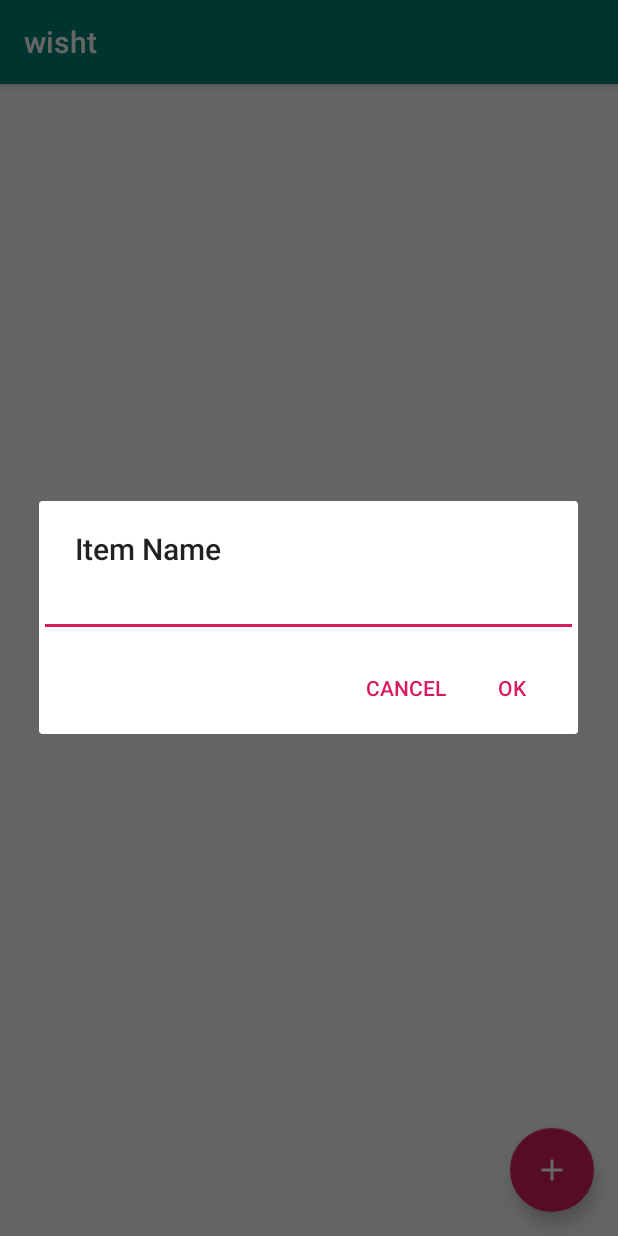
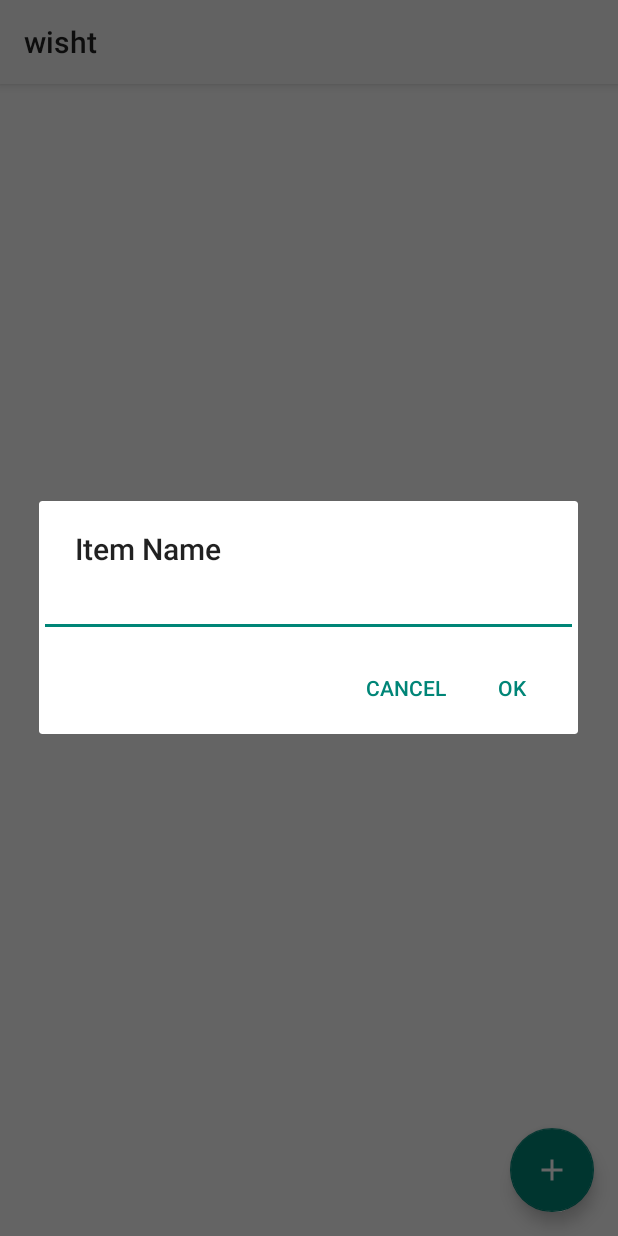
Before and after one commit to aksherb/elfed, an Android app: the MyListActivity screen opened directly, with no data from a screen before it, after a tap on an icon or button, on a phone screen of 412 x 824 dp. Run offline under Robolectric (Android 15) with nearby library versions, the phone set to English and light mode, and no system bars; our stand-ins replace Firebase (no records; nobody signed in at launch, a user with empty details on screens opened directly); Roboto replaces fonts that are not available here.

Commit message:
Fix My List margins
Design:
- default activities to not display an ActionBar by setting the theme to
NoActionBar. That way we can add our own Toolbar to each activity
individually
- don't display any Toolbar on MainActivity
- explicitly add the Toolbar so that we can constrain other elements in
the layout to it (i.e., make it so that the Toolbar doesn't cover up
things beneath it).
- add nested ContraintLayout to constrain the list view to the bottom of
the Toolbar
- add padding to list items instead of margin since margin creates space
between elements, while padding makes the actual element bigger. The
reason we don't want space in between elements is that that space is not
clickable. By using padding, the whole element (list item) fills up the
space (gets bigger), which means the user can tap anywhere on the item
to result in an "onClick" for that item.

Testing: tested on Moto g5 plus and Pixel 2 with 12 items in the list.
List becomes scrollable when there are too many to fit in the screen.

```diff
--- a/app/src/main/AndroidManifest.xml
+++ b/app/src/main/AndroidManifest.xml
@@ -8,7 +8,7 @@
         android:label="@string/app_name"
         android:roundIcon="@mipmap/ic_launcher_round"
         android:supportsRtl="true"
-        android:theme="@style/AppTheme" >
+        android:theme="@style/Theme.AppCompat.Light.NoActionBar" >
         <activity android:name="com.sherblabs.wisht.activities.MyListActivity" >
         </activity>
         <activity android:name="com.sherblabs.wisht.activities.MainActivity" >
--- a/app/src/main/java/com/sherblabs/wisht/activities/MainActivity.kt
+++ b/app/src/main/java/com/sherblabs/wisht/activities/MainActivity.kt
@@ -1,12 +1,12 @@
 package com.sherblabs.wisht.activities
 
 import android.accounts.AccountManager
+import android.app.Activity
 import android.content.Context
 import android.content.Intent
 import android.content.SharedPreferences
 import android.os.Bundle
 import android.view.View
-import androidx.appcompat.app.AppCompatActivity
 import com.sherblabs.wisht.R
 import org.apache.commons.codec.binary.Hex
 import org.apache.commons.codec.digest.DigestUtils
@@ -14,7 +14,7 @@ import org.apache.commons.codec.digest.DigestUtils
 const val CURRENT_USERNAME_KEY = "current_user"
 const val DEFAULT_USERNAME = "default_user"
 
-class MainActivity : AppCompatActivity() {
+class MainActivity : Activity() {
 
     override fun onCreate(savedInstanceState: Bundle?) {
         // test comment.
--- a/app/src/main/java/com/sherblabs/wisht/activities/MyListActivity.kt
+++ b/app/src/main/java/com/sherblabs/wisht/activities/MyListActivity.kt
@@ -18,6 +18,7 @@ class MyListActivity : AppCompatActivity() {
     override fun onCreate(savedInstanceState: Bundle?) {
         super.onCreate(savedInstanceState)
         setContentView(R.layout.activity_my_list)
+        setSupportActionBar(findViewById(R.id.my_toolbar))
 
         val username = intent.getStringExtra(CURRENT_USERNAME_KEY) ?: DEFAULT_USERNAME
         wishList = WishListController(username, ::refreshListView)
--- a/app/src/main/res/layout/activity_my_list.xml
+++ b/app/src/main/res/layout/activity_my_list.xml
@@ -7,17 +7,28 @@
     android:layout_height="match_parent"
     tools:context=".activities.MyListActivity">
 
-    <ListView
-        android:id="@+id/listView"
-        android:layout_width="393dp"
-        android:layout_height="665dp"
-        android:layout_marginStart="16dp"
-        android:layout_marginTop="64dp"
-        app:layout_constraintBottom_toBottomOf="parent"
-        app:layout_constraintEnd_toEndOf="parent"
-        app:layout_constraintStart_toStartOf="parent"
-        app:layout_constraintTop_toTopOf="parent">
-    </ListView>
+    <androidx.appcompat.widget.Toolbar
+        android:id="@+id/my_toolbar"
+        android:layout_width="match_parent"
+        android:layout_height="?attr/actionBarSize"
+        android:background="?attr/colorPrimary"
+        android:elevation="4dp"
+        android:theme="@style/ThemeOverlay.AppCompat.ActionBar"
+        app:popupTheme="@style/ThemeOverlay.AppCompat.Light"
+        tools:ignore="MissingConstraints" />
+
+    <androidx.constraintlayout.widget.ConstraintLayout
+        android:layout_width="match_parent"
+        android:layout_height="wrap_content"
+        app:layout_constraintTop_toBottomOf="@+id/my_toolbar">
+
+        <ListView
+            android:id="@+id/listView"
+            android:layout_width="429dp"
+            android:layout_height="wrap_content"
+            tools:ignore="MissingConstraints"
+            tools:layout_editor_absoluteY="394dp" />
+    </androidx.constraintlayout.widget.ConstraintLayout>
 
     <com.google.android.material.floatingactionbutton.FloatingActionButton
         android:id="@+id/floatingActionButton"
--- a/app/src/main/res/layout/list_item.xml
+++ b/app/src/main/res/layout/list_item.xml
@@ -5,8 +5,6 @@
     android:layout_width="wrap_content"
     android:layout_height="wrap_content"
     android:textStyle="bold"
-    android:layout_marginLeft="10dp"
-    android:layout_marginTop="5dp"
-    android:padding="4dp"
+    android:padding="20dp"
     android:textColor="#000000"
     />
```
